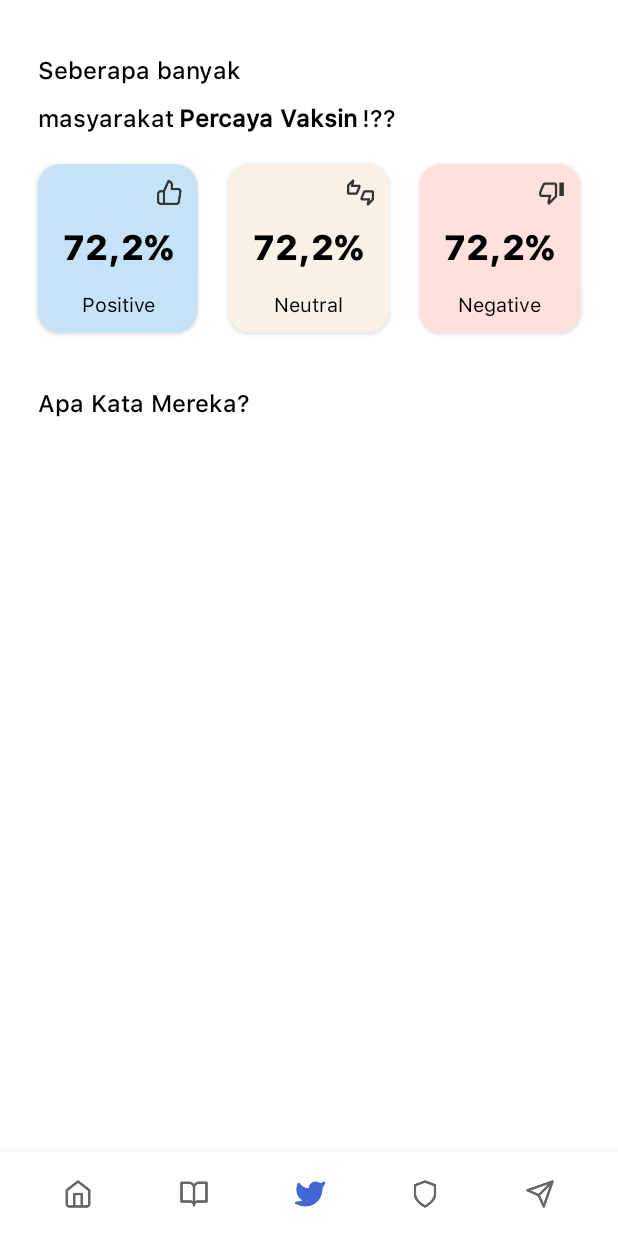
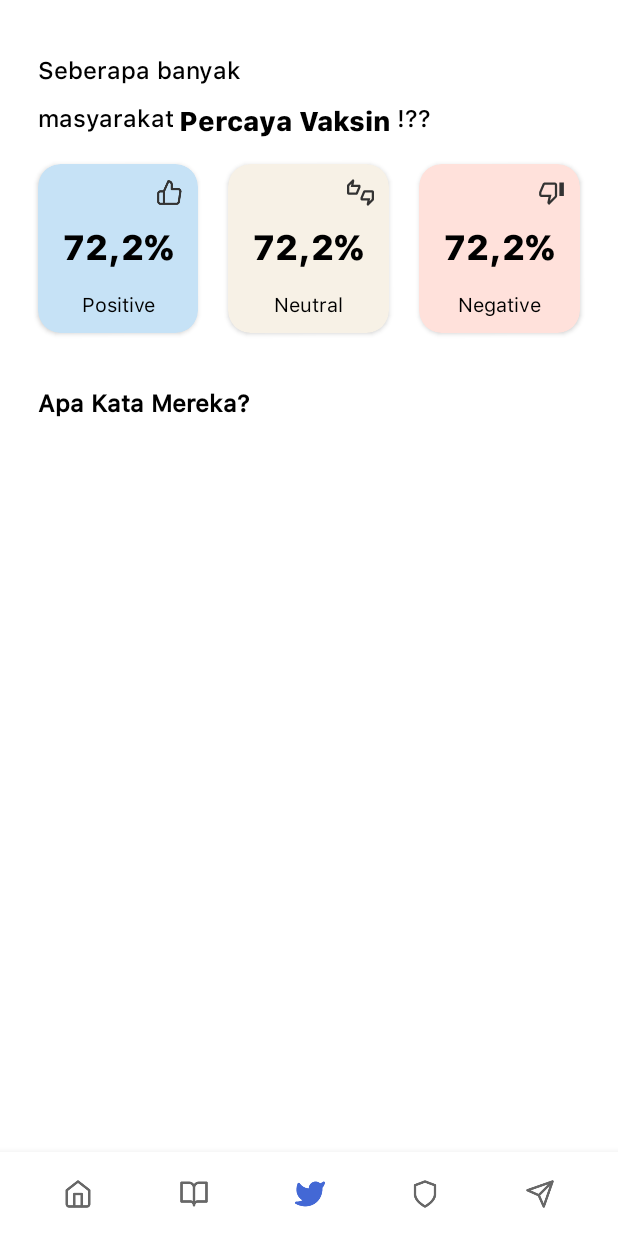
Before and after one commit to akhtarfath/SentimentAnalysisOfVaccination, an Android app: the screen it shows after launch (MainActivity), item 3 of the bottom bar chosen, on a phone screen of 412 x 824 dp. Run offline under Robolectric (Android 15) with nearby library versions, the phone set to English and light mode, and no system bars; our stand-ins replace Room's generated code, navigation-ui, paging; libraries missing offline, so code that uses them is left out: androidx.paging; pictures from the network do not load; 3 statements that could not run were skipped.

Commit message:
fix: fix title style

```diff
--- a/app/src/main/res/layout/fragment_sentiment_analysis.xml
+++ b/app/src/main/res/layout/fragment_sentiment_analysis.xml
@@ -45,7 +45,7 @@
 
             <TextView
                 android:id="@+id/sentiment3_tv"
-                style="@style/SubTitleText"
+                style="@style/TitleText"
                 android:layout_width="wrap_content"
                 android:layout_height="wrap_content"
                 android:layout_marginStart="3dp"
@@ -88,6 +88,7 @@
                 android:layout_height="wrap_content"
                 android:paddingStart="25dp"
                 android:paddingTop="15dp"
+                android:textStyle="bold"
                 android:text="@string/apa_kata_mereka"
                 app:layout_constraintStart_toStartOf="parent"
                 app:layout_constraintTop_toBottomOf="@+id/sentiment_layout"
@@ -97,7 +98,7 @@
             <androidx.core.widget.NestedScrollView
                 android:layout_width="wrap_content"
                 android:layout_height="wrap_content"
-                android:layout_marginTop="4dp"
+                android:layout_marginTop="15dp"
                 app:layout_constraintEnd_toEndOf="parent"
                 app:layout_constraintStart_toStartOf="parent"
                 app:layout_constraintTop_toBottomOf="@+id/tweet_tv">
```
